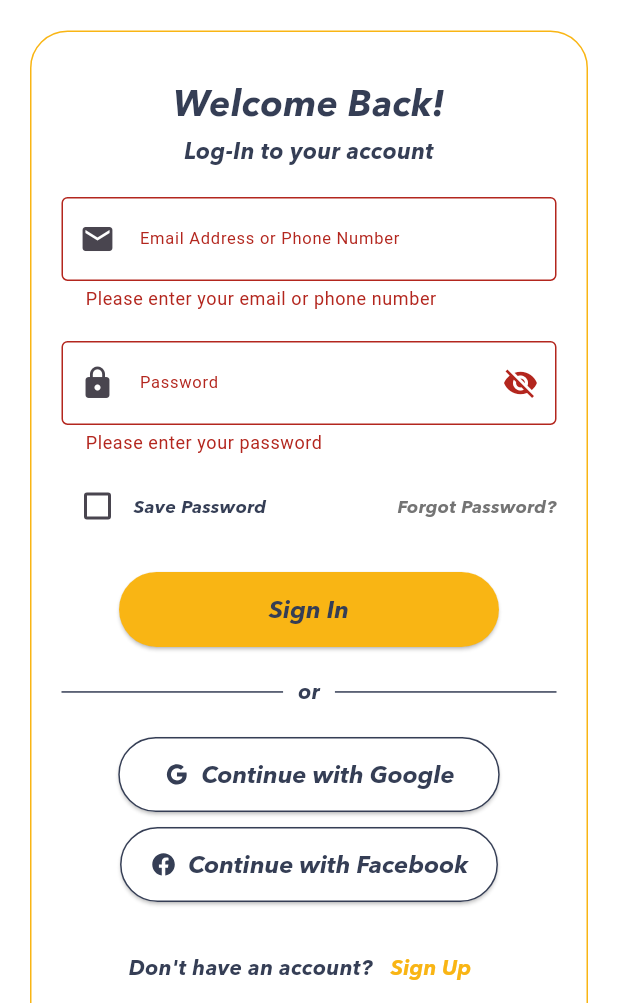
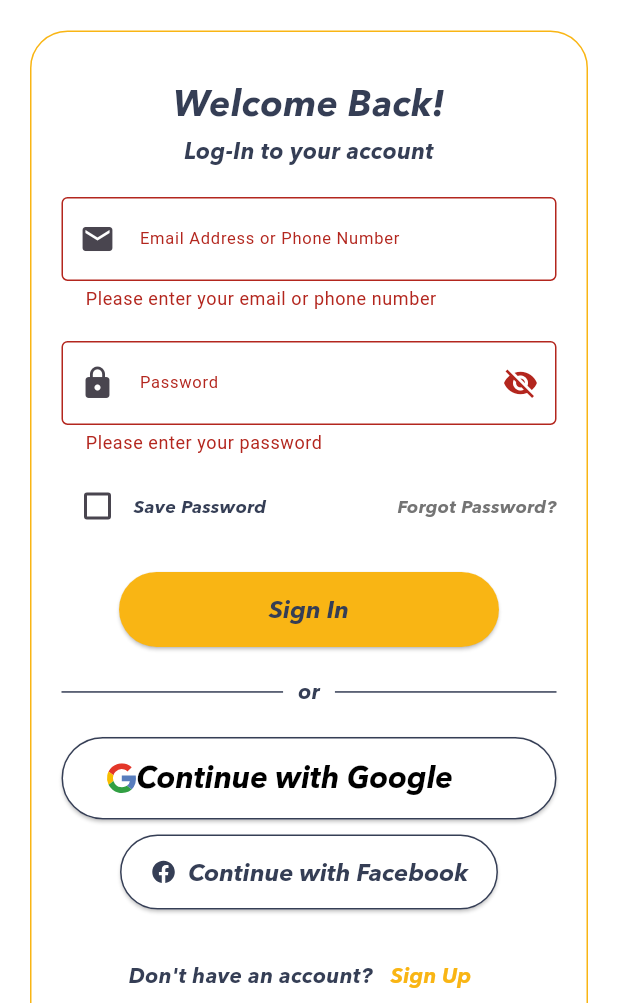
Before and after one commit to paturiick/EggVenture, a Flutter app: the SigninScreen screen opened directly, after a tap on "Sign In", on a phone screen of 412 x 824 dp, the part 233-1236 px from its top. Run offline on Flutter 3.47's test engine with Material 3 defaults, Android fonts, the phone set to English and light mode, and no system bars; our stand-ins replace flutter_svg, icons_plus.

Commit message:
bayot si joel

```diff
--- a/lib/screens/signin_screen.dart
+++ b/lib/screens/signin_screen.dart
@@ -1,7 +1,9 @@
+import 'package:eggventure/screens/home_screen.dart';
 import 'package:eggventure/screens/signup_screen.dart';
 import 'package:eggventure/user interface/dashboard_screen.dart'; // Add this import
 import 'package:eggventure/welcome_screen.dart';
 import 'package:flutter/material.dart';
+import 'package:flutter_svg/flutter_svg.dart';
 import 'package:icons_plus/icons_plus.dart';
 
 class SigninScreen extends StatefulWidget {
@@ -75,7 +77,7 @@ class _SigninScreenState extends State<SigninScreen> {
       Navigator.pushReplacement(
         context,
         MaterialPageRoute(
-          builder: (context) => DashboardScreen(),
+          builder: (context) => HomeScreen(),
         ),
       );
     } else {
@@ -337,10 +339,25 @@ class _SigninScreenState extends State<SigninScreen> {
                           ],
                         ),
                         SizedBox(height: 20),
-                        ElevatedButton.icon(
+                        ElevatedButton(
                           onPressed: () {},
-                          icon: const Icon(AntDesign.google_outline),
-                          label: Text('Continue with Google'),
+                          child: Row(
+                            children: [
+                              SvgPicture.asset(
+                                'assets/icons/google_icon.svg',
+                                width: 20,
+                                height: 20,
+                              ),
+
+                              Text(
+                                'Continue with Google',
+                                style: const TextStyle(
+                                  color: Colors.black,
+                                  fontSize: 20
+                                ),
+                              )
+                            ],
+                          ),
                           style: ElevatedButton.styleFrom(
                             foregroundColor: Color(0xFF353E55),
                             backgroundColor: Colors.white,
```
Also changed, not shown: lib/screens/home_screen.dart (added, +13 -0 lines), lib/screens/order_screen.dart (added, +12 -0 lines), lib/user interface/dashboard_screen.dart (+135 -162 lines), lib/widgets/navigation_bar.dart (added, +37 -0 lines), pubspec.yaml (+11 -11 lines), assets/icons/google_icon.svg (added), lib/routes/routes.dart (added), pubspec.lock.
